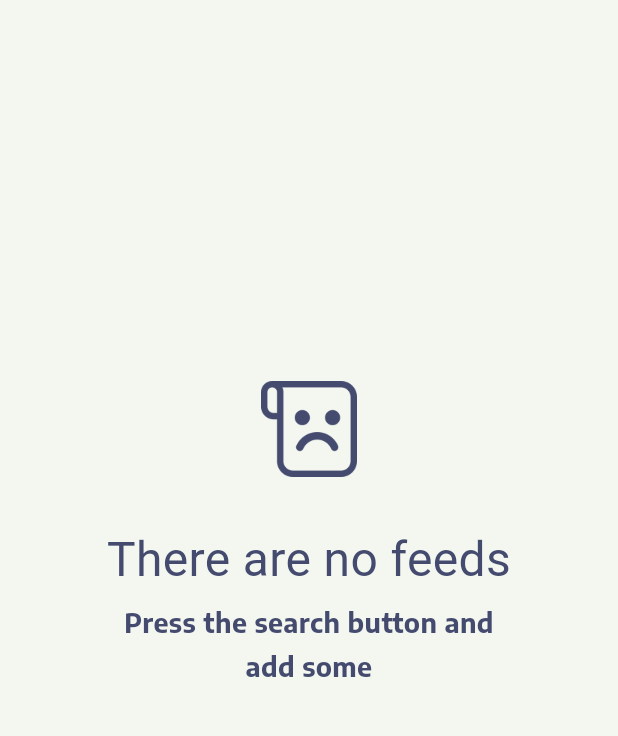
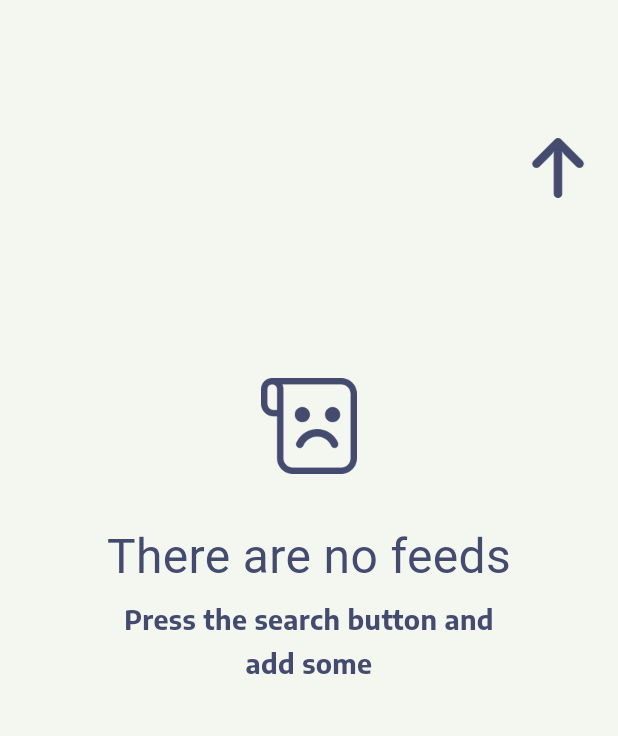
Before and after one commit to jokilic/novinarko, a Flutter app: the screen it shows after launch, on a phone screen of 412 x 824 dp, the part 102-838 px from its top. Run offline on Flutter 3.47's test engine with Material 3 defaults, Android fonts, the phone set to English and light mode, and no system bars; drawn by our look-alikes of flutter_animate; our stand-ins replace cached_network_image, dio, easy_localization, envied, flutter_swipe_action_cell, get_it and 7 more; missing offline and left inert: flutter_web_browser, rss_dart; accounts and stored records are empty; generated files the repository leaves out were written again; Roboto replaces fonts that are missing (SongMyung).

Commit message:
Animated arrows indicating what to do

```diff
--- a/lib/screens/news/widgets/news_content.dart
+++ b/lib/screens/news/widgets/news_content.dart
@@ -23,6 +23,7 @@ class NewsContent extends StatelessWidget {
             text: (newsState as NewsStateLoading).loadingStatus,
           ),
         NewsStateEmpty() => NovinarkoIconTextWidget(
+            arrowAlignment: Alignment.centerRight,
             icon: NovinarkoIcons.noNews,
             title: 'newsStateEmptyTitle'.tr(),
             subtitle: 'newsStateEmptySubtitle'.tr(),
--- a/lib/screens/search/widgets/search_content.dart
+++ b/lib/screens/search/widgets/search_content.dart
@@ -20,6 +20,7 @@ class SearchContent extends StatelessWidget {
   @override
   Widget build(BuildContext context) => switch (searchState) {
         SearchStateInitial() => NovinarkoIconTextWidget(
+            arrowAlignment: Alignment.center,
             icon: NovinarkoIcons.search,
             title: 'searchStateInitialTitle'.tr(),
             subtitle: 'searchStateInitialSubtitle'.tr(),
--- a/lib/widgets/novinarko_icon_text_widget.dart
+++ b/lib/widgets/novinarko_icon_text_widget.dart
@@ -1,5 +1,10 @@
+import 'dart:math';
+
 import 'package:flutter/material.dart';
+import 'package:flutter/widgets.dart';
+import 'package:flutter_animate/flutter_animate.dart';
 
+import '../constants.dart';
 import '../theme/theme.dart';
 
 class NovinarkoIconTextWidget extends StatelessWidget {
@@ -7,26 +12,57 @@ class NovinarkoIconTextWidget extends StatelessWidget {
   final String? title;
   final String? subtitle;
   final double verticalPadding;
+  final AlignmentGeometry? arrowAlignment;
 
   const NovinarkoIconTextWidget({
     required this.icon,
     this.title,
     this.subtitle,
     this.verticalPadding = 56,
+    this.arrowAlignment,
   });
 
   @override
-  Widget build(BuildContext context) => Center(
-        child: SingleChildScrollView(
+  Widget build(BuildContext context) => SingleChildScrollView(
         child: Padding(
           padding: EdgeInsets.symmetric(
-              horizontal: 56,
+            horizontal: 20,
             vertical: verticalPadding,
           ),
           child: Column(
             mainAxisAlignment: MainAxisAlignment.center,
             children: [
-                const SizedBox(height: 24),
+              const SizedBox(height: 104),
+
+              if (arrowAlignment != null)
+                Align(
+                  alignment: arrowAlignment!,
+                  child: Animate(
+                    onComplete: (controller) => controller.loop(reverse: true),
+                    effects: const [
+                      MoveEffect(
+                        begin: Offset(0, 4),
+                        end: Offset(0, -4),
+                        curve: Curves.easeIn,
+                        duration: Duration(milliseconds: 750),
+                      ),
+                    ],
+                    child: Transform.rotate(
+                      angle: 0.5 * pi,
+                      child: Image.asset(
+                        NovinarkoIcons.back,
+                        fit: BoxFit.cover,
+                        color: context.colors.text,
+                        height: 40,
+                        width: 40,
+                      ),
+                    ),
+                  ),
+                )
+              else
+                const SizedBox(height: 40),
+
+              const SizedBox(height: 120),
 
               Image.asset(
                 icon,
@@ -40,12 +76,15 @@ class NovinarkoIconTextWidget extends StatelessWidget {
 
               /// Search title
               if (title != null)
-                  Text(
+                Padding(
+                  padding: const EdgeInsets.symmetric(horizontal: 36),
+                  child: Text(
                     title!,
                     maxLines: 2,
                     textAlign: TextAlign.center,
                     overflow: TextOverflow.ellipsis,
                     style: context.textStyles.iconTextTitle,
+                  ),
                 ),
 
               const SizedBox(height: 8),
@@ -53,7 +92,7 @@ class NovinarkoIconTextWidget extends StatelessWidget {
               /// Search subtitle
               if (subtitle != null)
                 Padding(
-                    padding: const EdgeInsets.symmetric(horizontal: 24),
+                  padding: const EdgeInsets.symmetric(horizontal: 60),
                   child: Text(
                     subtitle!,
                     textAlign: TextAlign.center,
@@ -63,6 +102,5 @@ class NovinarkoIconTextWidget extends StatelessWidget {
             ],
           ),
         ),
-        ),
       );
 }
```
Lines whose indentation alone changed are shown as unchanged.
